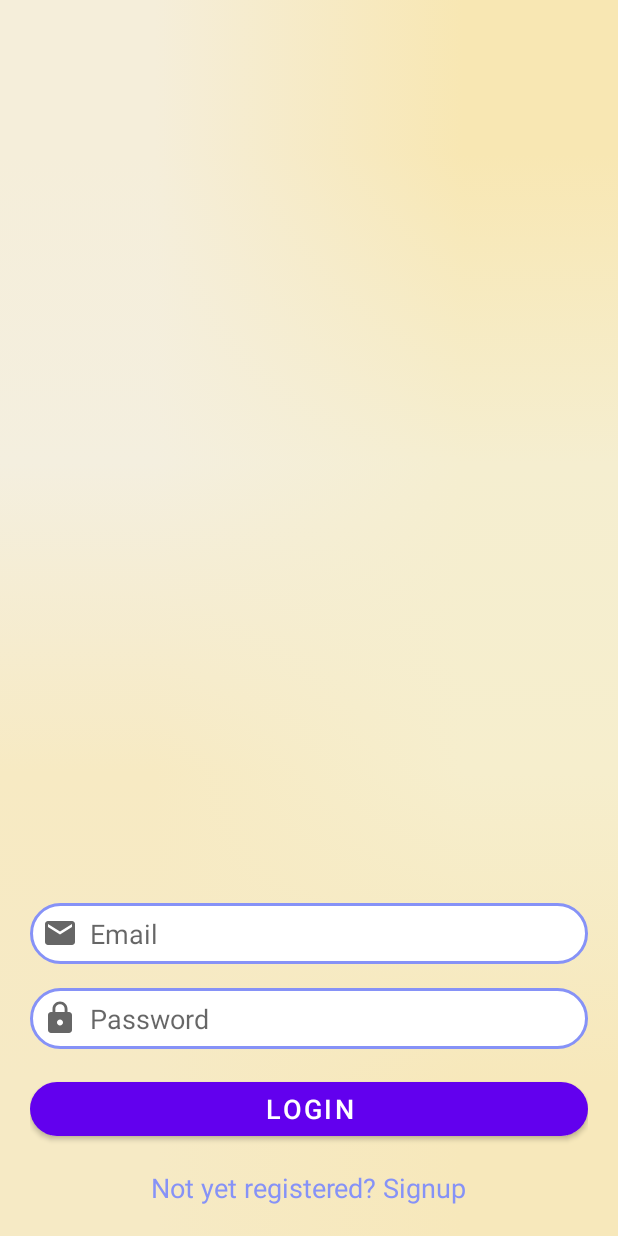
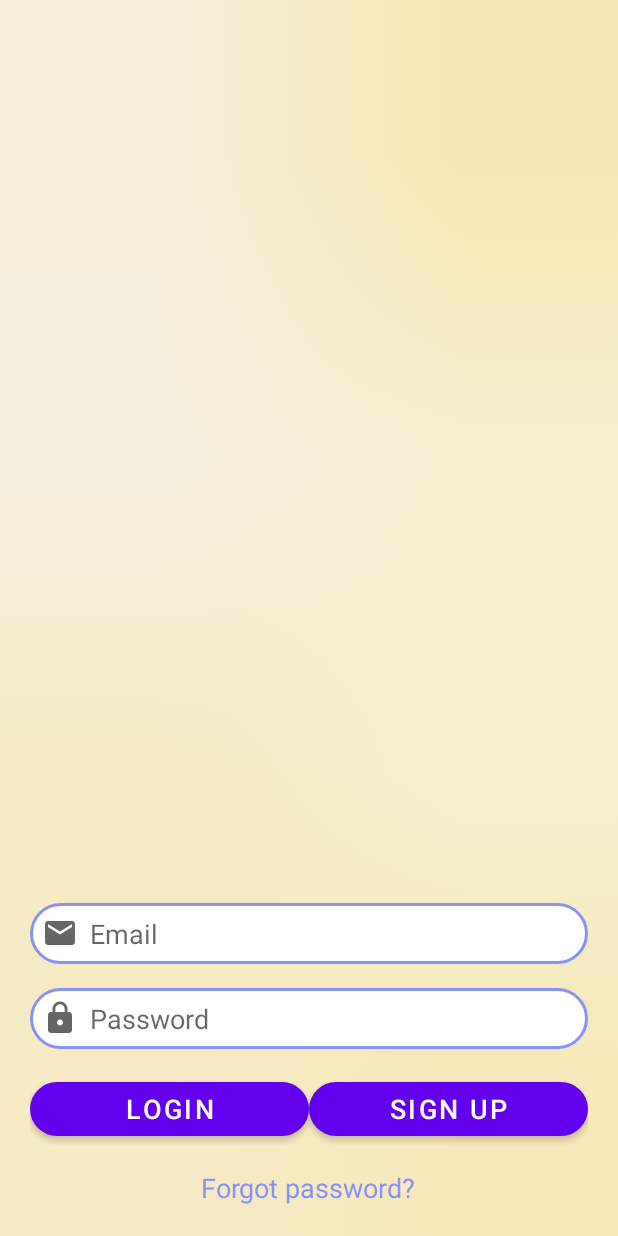
Before and after one commit to palfirobert/BirdRecognitionApp, an Android app: the screen it shows after launch (LoginActivity), on a phone screen of 412 x 824 dp. Run offline under Robolectric (Android 15) with nearby library versions, the phone set to English and light mode, and no system bars; our stand-ins replace ButterKnife.

Commit message:
updated url's

```diff
--- a/app/src/main/java/com/example/birdrecognitionapp/activities/LoginActivity.java
+++ b/app/src/main/java/com/example/birdrecognitionapp/activities/LoginActivity.java
@@ -53,8 +53,11 @@ public class LoginActivity extends AppCompatActivity {
     @BindView(R.id.login_button)
     Button loginButton;
 
-    @BindView(R.id.signupRedirectText)
-    TextView signupRedirectText;
+    @BindView(R.id.signup_button)
+    Button signupButton;
+
+    @BindView(R.id.forgot_password)
+    TextView forgotPassword;
 
     User user;
 
@@ -157,7 +160,7 @@ public class LoginActivity extends AppCompatActivity {
         });
 
 
-        signupRedirectText.setOnClickListener(new View.OnClickListener() {
+        signupButton.setOnClickListener(new View.OnClickListener() {
             @Override
             public void onClick(View view) {
                 Intent intent = new Intent(LoginActivity.this, SignupActivity.class);
--- a/app/src/main/java/com/example/birdrecognitionapp/database/DbHelper.java
+++ b/app/src/main/java/com/example/birdrecognitionapp/database/DbHelper.java
@@ -339,7 +339,7 @@ public class DbHelper extends SQLiteOpenHelper {
 
         // Build the Retrofit instance
         Retrofit retrofit = new Retrofit.Builder()
-                .baseUrl("http://10.0.2.2:8000/") // Adjust the base URL as necessary
+                .baseUrl("http://palfirobert.pythonanywhere.com") // Adjust the base URL as necessary
                 .addConverterFactory(GsonConverterFactory.create())
                 .build();
 
@@ -453,7 +453,7 @@ public class DbHelper extends SQLiteOpenHelper {
 
 // Set up Retrofit
         Retrofit retrofit = new Retrofit.Builder()
-                .baseUrl("http://10.0.2.2:8000/") // Update this with your actual URL
+                .baseUrl("http://palfirobert.pythonanywhere.com") // Update this with your actual URL
                 .addConverterFactory(GsonConverterFactory.create())
                 .client(okHttpClient)
                 .build();
@@ -632,7 +632,7 @@ public class DbHelper extends SQLiteOpenHelper {
                 .build();
 
         Retrofit retrofit = new Retrofit.Builder()
-                .baseUrl("http://10.0.2.2:8000/") // Replace with your actual server URL
+                .baseUrl("http://palfirobert.pythonanywhere.com") // Replace with your actual server URL
                 .addConverterFactory(GsonConverterFactory.create())
                 .client(okHttpClient)
                 .build();
@@ -672,7 +672,7 @@ public class DbHelper extends SQLiteOpenHelper {
                 .build();
 
         Retrofit retrofit = new Retrofit.Builder()
-                .baseUrl("http://10.0.2.2:8000/") // Replace with your actual server URL
+                .baseUrl("http://palfirobert.pythonanywhere.com") // Replace with your actual server URL
                 .addConverterFactory(GsonConverterFactory.create())
                 .client(okHttpClient)
                 .build();
--- a/app/src/main/res/layout/activity_login.xml
+++ b/app/src/main/res/layout/activity_login.xml
@@ -40,22 +40,40 @@
             android:inputType="textPassword"
             android:padding="8dp" />
 
-        <Button
-            android:id="@+id/login_button"
+        <LinearLayout
             android:layout_width="match_parent"
             android:layout_height="wrap_content"
-            android:layout_marginTop="16dp"
-            android:text="Login"
-            android:textSize="18sp"
-            app:cornerRadius="30dp" />
+            android:orientation="horizontal"
+            android:layout_marginTop="16dp">
+
+            <!-- Existing login button -->
+            <Button
+                android:id="@+id/login_button"
+                android:layout_width="0dp"
+                android:layout_height="wrap_content"
+                android:layout_weight="1"
+                android:text="Login"
+                android:textSize="18sp"
+                app:cornerRadius="30dp" />
+
+            <!-- New signup button -->
+            <Button
+                android:id="@+id/signup_button"
+                android:layout_width="0dp"
+                android:layout_height="wrap_content"
+                android:layout_weight="1"
+                android:text="Sign up"
+                android:textSize="18sp"
+                app:cornerRadius="30dp" />
+        </LinearLayout>
 
         <TextView
-            android:id="@+id/signupRedirectText"
+            android:id="@+id/forgot_password"
             android:layout_width="wrap_content"
             android:layout_height="wrap_content"
             android:layout_gravity="center_horizontal"
             android:layout_marginTop="16dp"
-            android:text="Not yet registered? Signup"
+            android:text="Forgot password?"
             android:textColor="@color/lavender"
             android:textSize="18sp" />
     </LinearLayout>
```
